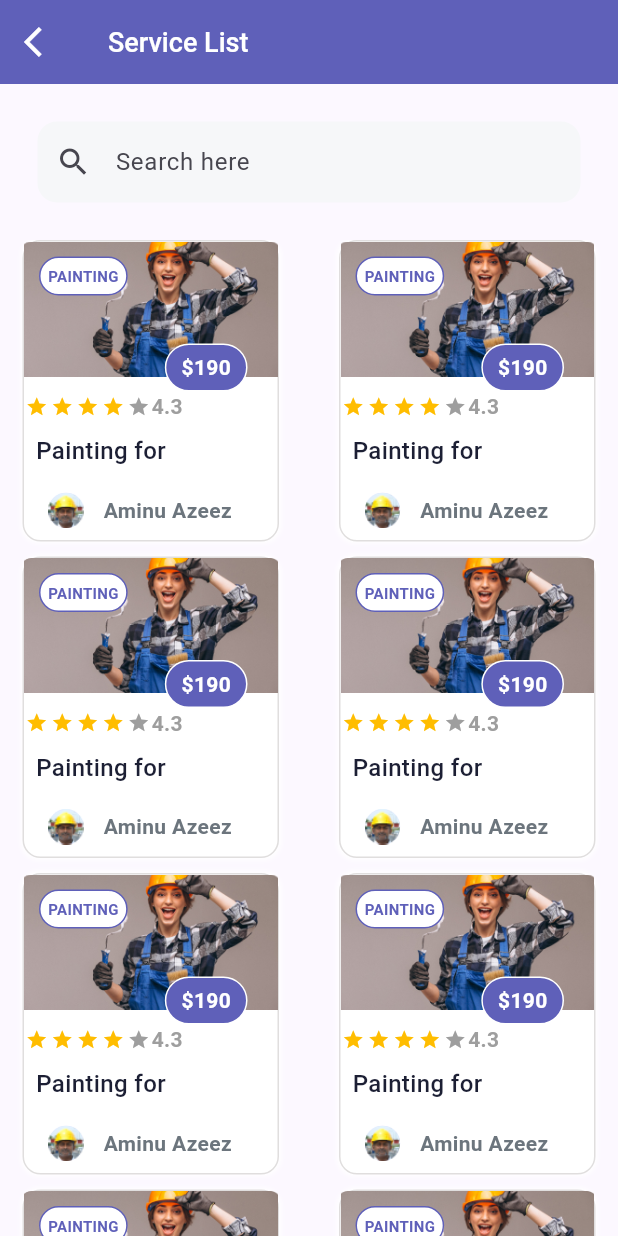
After one commit to Lenien1999/Service-Provider, a Flutter app: the Service_Grid screen opened directly, on a phone screen of 412 x 824 dp. The commit adds this screen. Run offline on Flutter 3.47's test engine with Material 2 defaults, Android fonts, the phone set to English and light mode, and no system bars; drawn by our look-alikes of flutter_rating_bar; our stand-ins replace ionicons; project files that could hold a hidden picture were left out.

Commit message:
first commit

```diff
--- a/lib/main.dart
+++ b/lib/main.dart
@@ -2,8 +2,7 @@ import 'package:flutter/material.dart';
 import 'package:provider/provider.dart';
 import 'package:serviceprovder/controller/controller.dart';
 import 'package:serviceprovder/controller/mainscreencontroller.dart';
-import 'package:serviceprovder/pages/provider/provider_home.dart';
-import 'package:serviceprovder/pages/splashscreen.dart';
+import 'package:serviceprovder/pages/login_page.dart';
 
 void main() {
   runApp(MultiProvider(
@@ -33,7 +32,7 @@ class MyApp extends StatelessWidget {
             seedColor: const Color.fromRGBO(95, 96, 185, 1)),
         useMaterial3: true,
       ),
-      home: const ProviderHome(),
+      home: const LoginPage(),
     );
   }
 }
--- /dev/null
+++ b/lib/model/bookingmodel.dart
@@ -0,0 +1,28 @@
+import 'providermodel.dart';
+import 'servicemodel.dart';
+
+class Booking {
+  List<Services> service;
+  String time;
+  String date;
+  List<Providerman> provider;
+  Booking(
+      {required this.date,
+      required this.time,
+      required this.provider,
+      required this.service});
+}
+
+List<Booking> booking = [
+  Booking(
+      date: "23 oct., 2023",
+      time: '12:30',
+      provider: provider,
+      service: serviceList)
+];
+
+class HouseMan {
+  String name;
+  String dp;
+  HouseMan({required this.dp, required this.name});
+}
--- a/lib/model/category_model.dart
+++ b/lib/model/category_model.dart
@@ -1,15 +1,32 @@
+import 'servicemodel.dart';
+
 class Category {
   String name;
   String image;
-  Category({required this.image, required this.name});
+  List<Services> service;
+  Category({required this.image, required this.name, required this.service});
 }
 
 List<Category> categoryList = [
-  Category(image: "assets/images/Icon1.png", name: 'Ac Repair'),
-  Category(image: "assets/images/Icon3.png", name: 'Salon'),
+  Category(
+      image: "assets/images/Icon1.png",
+      name: 'Hair Dressing',
+      service: serviceList),
+  Category(
+      image: "assets/images/Icon3.png", name: 'Salon', service: serviceList),
   // Category(image: "assets/images/Icon4.png", name: 'Security'),
-  Category(image: "assets/images/Icon5.png", name: 'Carpenter'),
-  Category(image: "assets/images/Icon6.png", name: 'Pest Control'),
-  Category(image: "assets/images/Icon7.png", name: 'Painting'),
-  Category(image: "assets/images/plumber1.png", name: 'Plumber'),
+  Category(
+      image: "assets/images/Icon5.png",
+      name: 'Smart Home',
+      service: serviceList),
+  Category(
+      image: "assets/images/Icon6.png",
+      name: 'Pes;t Control',
+      service: serviceList),
+  Category(
+      image: "assets/images/Icon7.png", name: 'Painting', service: serviceList),
+  Category(
+      image: "assets/images/plumber1.png",
+      name: 'Car Washing',
+      service: serviceList),
 ];
--- /dev/null
+++ b/lib/model/providermodel.dart
@@ -0,0 +1,10 @@
+
+class Providerman {
+  String name;
+  Providerman({required this.name});
+}
+
+List <Providerman>provider = [
+  Providerman(name: "Azeez Aminu"),
+  Providerman(name: "Aminu Olamide"),
+];
--- a/lib/pages/addbooking.dart
+++ b/lib/pages/addbooking.dart
@@ -18,7 +18,7 @@ class _BookServicePageState extends State<BookServicePage> {
   Widget build(BuildContext context) {
     return Scaffold(
       appBar: AppBar(
-        toolbarHeight: 50,
+
         backgroundColor: primaryClr,
         leading: GestureDetector(
             onTap: () {
--- a/lib/pages/bottomNavigation.dart
+++ b/lib/pages/bottomNavigation.dart
@@ -19,7 +19,7 @@ class BuildBottomNavigation extends StatelessWidget {
     const HomePage(),
     const BookingPage(),
     const BookServicePage(),
-    const ServicePage(),
+    const BookingPage(),
     const ProfilePage(),
   ];
 
--- /dev/null
+++ b/lib/pages/provider/servicegrid.dart
@@ -0,0 +1,212 @@
+import 'package:flutter/material.dart';
+import 'package:flutter_rating_bar/flutter_rating_bar.dart';
+
+import '../../style/style.dart';
+import '../service.dart';
+
+class Service_Grid extends StatelessWidget {
+  const Service_Grid({super.key});
+
+  @override
+  Widget build(BuildContext context) {
+    return Scaffold(
+        appBar: AppBar(
+          backgroundColor: primaryClr,
+          leading: GestureDetector(
+              onTap: () {
+                Navigator.pop(context);
+              },
+              child: const Icon(
+                Icons.arrow_back_ios,
+                color: Colors.white,
+              )),
+          title: Text(
+            'Service List',
+            style: appstyle(Colors.white, FontWeight.w500, 18, ''),
+          ),
+        ),
+        body: Column(
+          children: [
+            Padding(
+              padding: const EdgeInsets.all(25.0),
+              child: TextFormField(
+                decoration: InputDecoration(
+                  contentPadding: const EdgeInsets.all(15),
+                  border: OutlineInputBorder(
+                    borderSide: BorderSide.none,
+                    borderRadius: BorderRadius.circular(13),
+                  ),
+                  filled: true,
+                  fillColor: const Color.fromRGBO(246, 247, 249, 1),
+                  hintText: 'Search here',
+                  prefixIcon: const Icon(Icons.search),
+                ),
+              ),
+            ),
+            Expanded(
+              child: GridView.builder(
+                gridDelegate: const SliverGridDelegateWithFixedCrossAxisCount(
+                    crossAxisCount: 2,
+                    mainAxisSpacing: 10,
+                    crossAxisSpacing: 10),
+                shrinkWrap: true,
+                physics: const BouncingScrollPhysics(),
+                itemCount: 10,
+                itemBuilder: (context, index) {
+                  return GestureDetector(
+                    onTap: () {
+                      // Navigator.push(context,
+                      //     MaterialPageRoute(builder: (context) {
+                      //   return const ServicePage();
+                      // }));
+                    },
+                    child: Container(
+                      margin: const EdgeInsets.only(left: 15, right: 15),
+                      decoration: BoxDecoration(
+                          boxShadow: const [
+                            BoxShadow(
+                              color: Colors.white,
+                              blurRadius: 2,
+                              spreadRadius: 1,
+                            )
+                          ],
+                          border: Border.all(
+                              width: 1,
+                              color: const Color.fromARGB(255, 224, 222, 222)),
+                          borderRadius: BorderRadius.circular(12),
+                          color: Colors.white),
+                      child: Column(
+                        crossAxisAlignment: CrossAxisAlignment.start,
+                        children: [
+                          SizedBox(
+                            height: 100,
+                            child: Stack(
+                              children: [
+                                Image.asset(
+                                  'assets/images/home1.png',
+                                  fit: BoxFit.cover,
+                                  width: MediaQuery.of(context).size.width,
+                                  height: 90,
+                                ),
+                                Positioned(
+                                    left: 10,
+                                    top: 10,
+                                    child: Container(
+                                      decoration: BoxDecoration(
+                                        border: Border.all(
+                                            color: primaryClr, width: 1),
+                                        color: Colors.white,
+                                        borderRadius: BorderRadius.circular(23),
+                                      ),
+                                      child: const Padding(
+                                        padding: EdgeInsets.all(5.0),
+                                        child: Text(
+                                          'PAINTING',
+                                          style: TextStyle(
+                                              fontSize: 10,
+                                              fontWeight: FontWeight.bold,
+                                              color: primaryClr),
+                                        ),
+                                      ),
+                                    )),
+                                Positioned(
+                                    right: 20,
+                                    bottom: 0,
+                                    child: Container(
+                                      decoration: BoxDecoration(
+                                        border: Border.all(
+                                            color: Colors.white, width: 1),
+                                        color: primaryClr,
+                                        borderRadius: BorderRadius.circular(23),
+                                      ),
+                                      child: const Padding(
+                                        padding: EdgeInsets.symmetric(
+                                            vertical: 5.0, horizontal: 10),
+                                        child: Text(
+                                          '\$190',
+                                          style: TextStyle(
+                                              fontWeight: FontWeight.bold,
+                                              color: Colors.white),
+                                        ),
+                                      ),
+                                    ))
+                              ],
+                            ),
+                          ),
+                          Row(
+                            children: [
+                              RatingBar.builder(
+                                  initialRating: 4,
+                                  minRating: 1,
+                                  itemCount: 5,
+                                  itemPadding:
+                                      const EdgeInsets.symmetric(horizontal: 1),
+                                  itemSize: 15,
+                                  direction: Axis.horizontal,
+                                  itemBuilder: (context, index) {
+                                    return const Icon(
+                                      Icons.star,
+                                      color: Color.fromRGBO(255, 189, 0, 1),
+                                    );
+                                  },
+                                  onRatingUpdate: (rating) {}),
+                              Text(
+                                "4.3",
+                                style: appstyle(
+                                    Colors.grey, FontWeight.bold, 14, ''),
+                              )
+                            ],
+                          ),
+                          Expanded(
+                            child: Padding(
+                              padding: const EdgeInsets.all(8.0),
+                              child: SizedBox(
+                                width: 180,
+                                child: Text(
+                                  'Painting for beautiful home',
+                                  maxLines: 2,
+                                  overflow: TextOverflow.ellipsis,
+                                  style: appstyle(
+                                      const Color.fromRGBO(28, 31, 52, 1),
+                                      FontWeight.w500,
+                                      16,
+                                      ''),
+                                ),
+                              ),
+                            ),
+                          ),
+                          Expanded(
+                            child: Padding(
+                              padding: const EdgeInsets.all(8.0),
+                              child: Row(
+                                children: [
+                                  CircleAvatar(
+                                      radius: 20,
+                                      child: Image.asset(
+                                          'assets/images/avater.png')),
+                                  const SizedBox(
+                                    width: 5,
+                                  ),
+                                  Text(
+                                    'Aminu Azeez',
+                                    style: appstyle(
+                                        const Color.fromRGBO(108, 117, 125, 1),
+                                        FontWeight.w600,
+                                        14,
+                                        ''),
+                                  )
+                                ],
+                              ),
+                            ),
+                          )
+                        ],
+                      ),
+                    ),
+                  );
+                },
+              ),
+            ),
+          ],
+        ));
+  }
+}
```
Also changed, not shown: lib/model/servicemodel.dart (added, +164 -0 lines), lib/pages/home_page.dart (+14 -8 lines), lib/pages/provider/provider_home.dart (+20 -15 lines), lib/pages/service.dart (+34 -19 lines).
